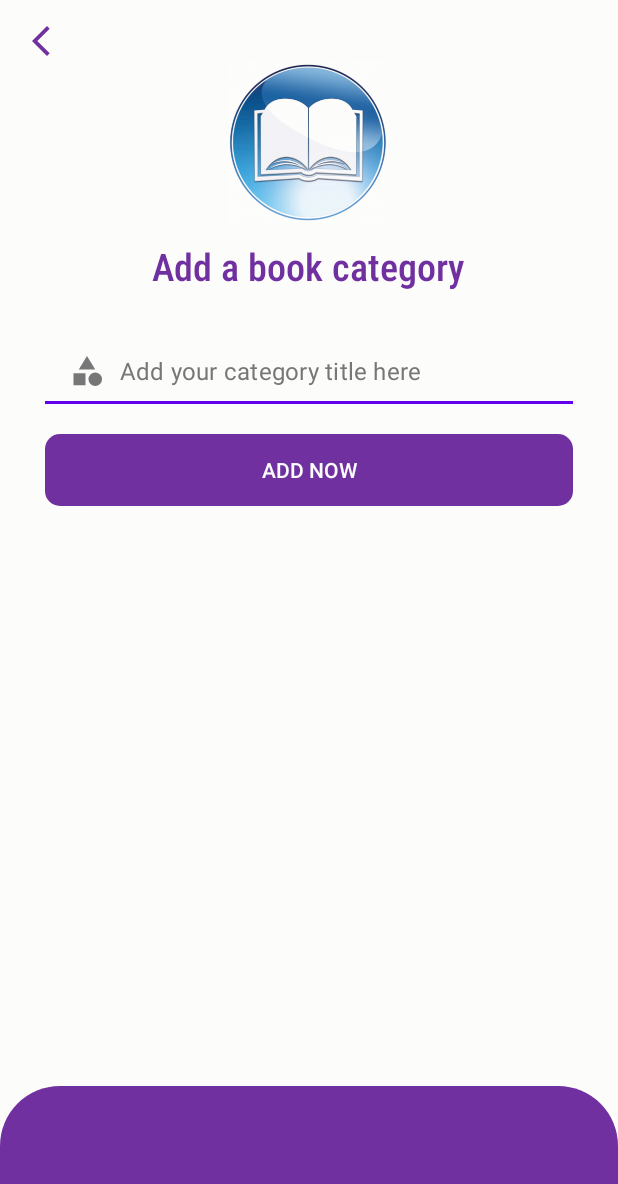
After one commit to tarunjoseph93/Bubble-eBookReader-Coursework, an Android app: the AddBookCategory screen opened directly, with no data from a screen before it, on a phone screen of 412 x 824 dp. The commit adds this screen. Shown: the top 1184 px of the screen. Run offline under Robolectric (Android 15) with nearby library versions, the phone set to English and light mode, and no system bars; our stand-ins replace Firebase (no records; nobody signed in at launch, a user with empty details on screens opened directly).

Commit message:
v0.3 Added Book Category in Admin Dashboard

```diff
--- a/app/src/main/AndroidManifest.xml
+++ b/app/src/main/AndroidManifest.xml
@@ -11,6 +11,9 @@
         android:roundIcon="@mipmap/ic_actual_launcher_round"
         android:supportsRtl="true"
         android:theme="@style/Theme.MaterialComponents.Light.NoActionBar">
+        <activity
+            android:name=".AddBookCategory"
+            android:exported="false" />
         <activity
             android:name=".AdminDashboard"
             android:exported="false" />
--- /dev/null
+++ b/app/src/main/java/com/tj/bubble_ebookreader_coursework/AddBookCategory.java
@@ -0,0 +1,91 @@
+package com.tj.bubble_ebookreader_coursework;
+
+import androidx.annotation.NonNull;
+import androidx.appcompat.app.AppCompatActivity;
+
+import android.app.ProgressDialog;
+import android.os.Bundle;
+import android.text.TextUtils;
+import android.view.View;
+import android.widget.Toast;
+
+import com.google.android.gms.tasks.OnFailureListener;
+import com.google.android.gms.tasks.OnSuccessListener;
+import com.google.firebase.auth.FirebaseAuth;
+import com.google.firebase.database.DatabaseReference;
+import com.google.firebase.database.FirebaseDatabase;
+import com.tj.bubble_ebookreader_coursework.databinding.ActivityAddBookCategoryBinding;
+
+import java.util.HashMap;
+
+public class AddBookCategory extends AppCompatActivity {
+
+    private ActivityAddBookCategoryBinding bind;
+    private String cat = "";
+    private FirebaseAuth fireAuth;
+    private ProgressDialog proDia;
+
+    @Override
+    protected void onCreate(Bundle savedInstanceState) {
+        super.onCreate(savedInstanceState);
+        bind = ActivityAddBookCategoryBinding.inflate(getLayoutInflater());
+        setContentView(bind.getRoot());
+
+        fireAuth = FirebaseAuth.getInstance();
+        proDia = new ProgressDialog(this);
+        proDia.setTitle("Wait up...");
+        proDia.setCanceledOnTouchOutside(false);
+
+        bind.addCatBtn.setOnClickListener(new View.OnClickListener() {
+            @Override
+            public void onClick(View view) {
+                catValidation();
+            }
+        });
+
+        bind.backButton.setOnClickListener(new View.OnClickListener() {
+            @Override
+            public void onClick(View view) {
+                onBackPressed();
+            }
+        });
+    }
+
+    private void catValidation() {
+        cat = bind.catText.getText().toString().trim();
+        if(TextUtils.isEmpty(cat)) {
+            Toast.makeText(this, "The text field is empty. Please enter a category!", Toast.LENGTH_SHORT).show();
+        }
+        else {
+            addCatIntoDb();
+        }
+    }
+
+    private void addCatIntoDb() {
+        proDia.setMessage("Adding your category now!");
+        proDia.show();
+        long timestamp = System.currentTimeMillis();
+        HashMap<String,Object> hmap = new HashMap<>();
+        hmap.put("id", ""+timestamp);
+        hmap.put("category", ""+cat);
+        hmap.put("timestamp", timestamp);
+        hmap.put("uid", ""+fireAuth.getUid());
+
+        DatabaseReference dRef = FirebaseDatabase.getInstance().getReference("Categories");
+        dRef.child(""+timestamp).setValue(hmap)
+                .addOnSuccessListener(new OnSuccessListener<Void>() {
+                    @Override
+                    public void onSuccess(Void unused) {
+                        proDia.dismiss();
+                        Toast.makeText(AddBookCategory.this, "Your category has been added successfully!", Toast.LENGTH_SHORT).show();
+                    }
+                })
+                .addOnFailureListener(new OnFailureListener() {
+                    @Override
+                    public void onFailure(@NonNull Exception e) {
+                        proDia.dismiss();
+                        Toast.makeText(AddBookCategory.this, ""+e.getMessage(), Toast.LENGTH_SHORT).show();
+                    }
+                });
+    }
+}
--- a/app/src/main/java/com/tj/bubble_ebookreader_coursework/LoginPage.java
+++ b/app/src/main/java/com/tj/bubble_ebookreader_coursework/LoginPage.java
@@ -35,6 +35,8 @@ public class LoginPage extends AppCompatActivity {
         super.onCreate(savedInstanceState);
         bind = ActivityLoginPageBinding.inflate(getLayoutInflater());
         setContentView(bind.getRoot());
+
+        fireAuth = FirebaseAuth.getInstance();
 
         proDia = new ProgressDialog(this);
         proDia.setTitle("Gotta wait sometime, buddy!");
@@ -83,6 +85,7 @@ public class LoginPage extends AppCompatActivity {
                 .addOnFailureListener(new OnFailureListener() {
                     @Override
                     public void onFailure(@NonNull Exception e) {
+                        proDia.dismiss();
                         Toast.makeText(LoginPage.this, ""+e.getMessage(), Toast.LENGTH_SHORT).show();
                     }
                 });
--- a/app/src/main/java/com/tj/bubble_ebookreader_coursework/SplashScreen.java
+++ b/app/src/main/java/com/tj/bubble_ebookreader_coursework/SplashScreen.java
@@ -55,6 +55,10 @@ public class SplashScreen extends AppCompatActivity {
                                 startActivity(new Intent(SplashScreen.this, AdminDashboard.class));
                                 finish();
                             }
+                            else {
+                                startActivity(new Intent(SplashScreen.this, MainActivity.class));
+                                finish();
+                            }
                         }
 
                         @Override
--- /dev/null
+++ b/app/src/main/res/drawable/ic_baseline_category_transparent.xml
@@ -0,0 +1,7 @@
+<vector android:height="24dp" android:tint="#777777"
+    android:viewportHeight="24" android:viewportWidth="24"
+    android:width="24dp" xmlns:android="http://schemas.android.com/apk/res/android">
+    <path android:fillColor="@android:color/white" android:pathData="M12,2l-5.5,9h11z"/>
+    <path android:fillColor="@android:color/white" android:pathData="M17.5,17.5m-4.5,0a4.5,4.5 0,1 1,9 0a4.5,4.5 0,1 1,-9 0"/>
+    <path android:fillColor="@android:color/white" android:pathData="M3,13.5h8v8H3z"/>
+</vector>
--- /dev/null
+++ b/app/src/main/res/drawable/ic_baseline_insert_drive_file_white.xml
@@ -0,0 +1,5 @@
+<vector android:height="24dp" android:tint="#FCFCFB"
+    android:viewportHeight="24" android:viewportWidth="24"
+    android:width="24dp" xmlns:android="http://schemas.android.com/apk/res/android">
+    <path android:fillColor="@android:color/white" android:pathData="M6,2c-1.1,0 -1.99,0.9 -1.99,2L4,20c0,1.1 0.89,2 1.99,2L18,22c1.1,0 2,-0.9 2,-2L20,8l-6,-6L6,2zM13,9L13,3.5L18.5,9L13,9z"/>
+</vector>
--- /dev/null
+++ b/app/src/main/res/layout/activity_add_book_category.xml
@@ -0,0 +1,81 @@
+<?xml version="1.0" encoding="utf-8"?>
+<RelativeLayout xmlns:android="http://schemas.android.com/apk/res/android"
+    xmlns:app="http://schemas.android.com/apk/res-auto"
+    xmlns:tools="http://schemas.android.com/tools"
+    android:layout_width="match_parent"
+    android:layout_height="match_parent"
+    android:background="@color/background_white"
+    tools:context=".AddBookCategory">
+
+    <ImageButton
+        android:id="@+id/backButton"
+        android:layout_width="wrap_content"
+        android:layout_height="wrap_content"
+        android:src="@drawable/ic_baseline_arrow_back_ios_new_purple"
+        android:background="@android:color/transparent"
+        android:padding="5dp"
+        android:layout_margin="10dp"/>
+
+    <ImageView
+        android:id="@+id/bookIcon"
+        android:layout_width="110dp"
+        android:layout_height="110dp"
+        android:layout_centerHorizontal="true"
+        android:layout_marginTop="40dp"
+        android:src="@drawable/bookicon" />
+
+    <TextView
+        android:layout_width="wrap_content"
+        android:layout_height="wrap_content"
+        android:layout_below="@+id/bookIcon"
+        android:layout_centerHorizontal="true"
+        android:layout_marginTop="10dp"
+        android:text="@string/cat_add"
+        android:textColor="@color/standard_bubble_color"
+        android:fontFamily="sans-serif-condensed-medium"
+        android:textSize="25sp" />
+
+    <RelativeLayout
+        android:id="@+id/highlight_bar"
+        android:layout_width="match_parent"
+        android:layout_height="100dp"
+        android:layout_alignParentBottom="true"
+        android:background="@drawable/shape_highlight_bar"/>
+
+    <com.google.android.material.textfield.TextInputLayout
+        android:id="@+id/catInputLayer"
+        android:layout_width="match_parent"
+        android:layout_height="wrap_content"
+        app:hintEnabled="false"
+        android:layout_marginStart="30dp"
+        android:layout_marginEnd="30dp"
+        android:layout_marginTop="225dp">
+
+        <EditText
+            android:id="@+id/catText"
+            android:layout_width="match_parent"
+            android:layout_height="wrap_content"
+            android:background="@drawable/shape_text_field"
+            android:drawableStart="@drawable/ic_baseline_category_transparent"
+            android:drawablePadding="10dp"
+            android:hint="@string/cat_title_hint"
+            android:textColor="@color/standard_bubble_color"
+            android:inputType="textPersonName|textCapWords"
+            android:padding="10dp"
+            android:textColorHint="@color/gray_custom"/>
+
+    </com.google.android.material.textfield.TextInputLayout>
+
+    <androidx.appcompat.widget.AppCompatButton
+        android:id="@+id/addCatBtn"
+        android:layout_width="match_parent"
+        android:layout_height="wrap_content"
+        android:layout_marginStart="30dp"
+        android:layout_marginEnd="30dp"
+        android:layout_marginTop="20dp"
+        android:background="@drawable/shape_login_button"
+        android:text="@string/add"
+        android:textColor="@color/background_white"
+        android:layout_below="@id/catInputLayer"/>
+
+</RelativeLayout>
--- a/app/src/main/res/layout/activity_splash.xml
+++ b/app/src/main/res/layout/activity_splash.xml
@@ -18,7 +18,7 @@
         android:layout_width="wrap_content"
         android:layout_height="wrap_content"
         android:text="@string/app_name"
-        android:textSize="20sp"
+        android:textSize="32sp"
         android:layout_marginTop="10dp"
         android:fontFamily="sans-serif-condensed-medium"
         android:textColor="@color/black"/>
--- a/app/src/main/res/values/strings.xml
+++ b/app/src/main/res/values/strings.xml
@@ -15,4 +15,7 @@
     <string name="admin_head">Administrator Dashboard</string>
     <string name="example_email">johndoe@email.com</string>
     <string name="userDashboard_head">User Dashboard</string>
+    <string name="cat_add">Add a book category</string>
+    <string name="cat_title_hint">Add your category title here</string>
+    <string name="add">Add now</string>
 </resources>
```
Also changed, not shown: app/src/main/java/com/tj/bubble_ebookreader_coursework/AdminDashboard.java (+7 -0 lines), app/src/main/res/layout/activity_admin_dashboard.xml (+38 -0 lines), app/src/main/res/layout/activity_login_page.xml (+4 -3 lines), app/src/main/res/layout/activity_main.xml (+4 -4 lines), app/src/main/res/layout/activity_registration_page.xml (+5 -4 lines), 1 other file.
